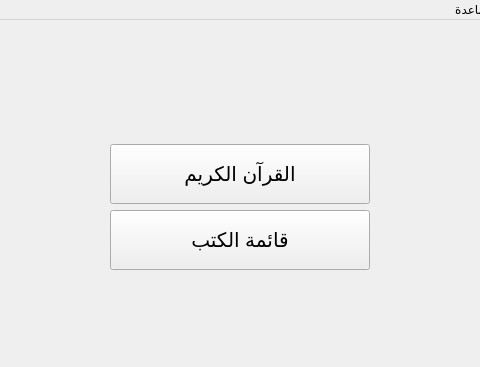
boussouira/moltaqa, file src/mainwindow.ui: the form before one commit; both pictures show x 118 to 598 and y 0 to 367 of the 717 by 522 pixel window.
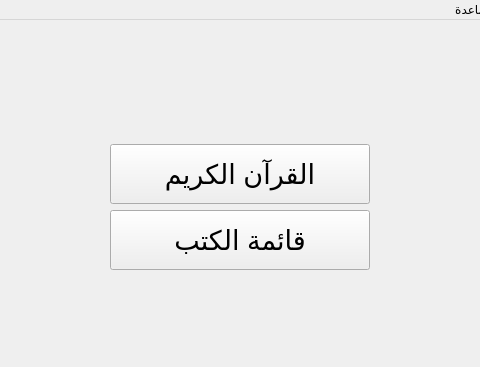
The form after the commit. Icons and pictures are not drawn.

Commit message: Fix a bug(when closing tabs) + add a menu action

```diff
--- a/src/mainwindow.ui
+++ b/src/mainwindow.ui
@@ -84,7 +84,8 @@
         </property>
         <property name="font">
          <font>
-          <pointsize>15</pointsize>
+          <family>Arial</family>
+          <pointsize>20</pointsize>
          </font>
         </property>
         <property name="text">
@@ -138,7 +139,8 @@
         </property>
         <property name="font">
          <font>
-          <pointsize>15</pointsize>
+          <family>Arial</family>
+          <pointsize>20</pointsize>
          </font>
         </property>
         <property name="text">
```
Left out of the diff: 9 changed lines with no effect on the pictures. The commit also changes 7 other files.
